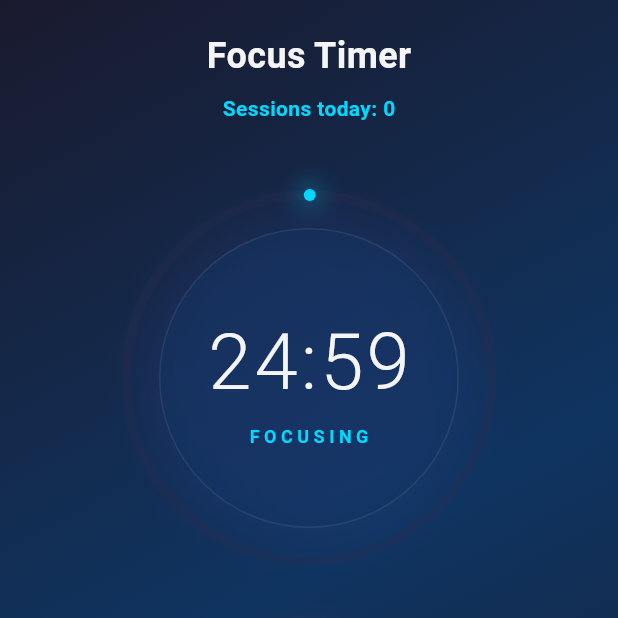
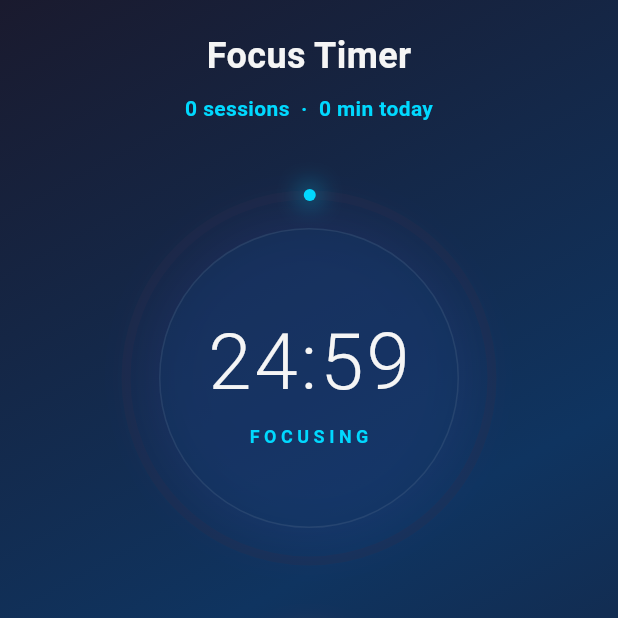
Before and after one commit to ganbaroff/mindfocus, a Flutter app: the screen it shows after launch, item 4 of the bottom bar chosen, after a tap on the "play arrow" icon, on a phone screen of 412 x 824 dp, the top half of it. Run offline on Flutter 3.47's test engine with Material 3 defaults, Android fonts, the phone set to English and light mode, and no system bars; our stand-ins replace flutter_dotenv, shared_preferences; network calls fail.

Commit message:
sprint1: fix encoding, focus persistence, finance delete/reset, feed coldstart

```diff
--- a/lib/main.dart
+++ b/lib/main.dart
@@ -25,7 +25,7 @@ void main() async {
             create: (_) => ThemeProvider(prefs)..loadTheme()),
         ChangeNotifierProvider(
             create: (_) => BrainDumpProvider(prefs)..loadThoughts()),
-        ChangeNotifierProvider(create: (_) => FocusProvider()),
+        ChangeNotifierProvider(create: (_) => FocusProvider()..loadData(prefs)),
         ChangeNotifierProvider(
             create: (_) => FinanceProvider(prefs)..loadFinanceData()),
       ],
--- a/lib/pages/feed_page.dart
+++ b/lib/pages/feed_page.dart
@@ -20,7 +20,7 @@ class _FeedPageState extends State<FeedPage> {
 
   static const _cloudUrl =
       'https://mindfocus-827100239570.europe-west1.run.app/feed';
-  String _feedUrl = _cloudUrl;
+  final String _feedUrl = _cloudUrl;
 
   @override
   void initState() {
@@ -37,7 +37,9 @@ class _FeedPageState extends State<FeedPage> {
 
   Future<void> _fetchFeed() async {
     try {
-      final resp = await http.get(Uri.parse(_feedUrl));
+      final resp = await http
+          .get(Uri.parse(_feedUrl))
+          .timeout(const Duration(seconds: 15));
       if (resp.statusCode == 200) {
         final List<dynamic> data = jsonDecode(resp.body);
         setState(() {
@@ -47,10 +49,15 @@ class _FeedPageState extends State<FeedPage> {
         });
       }
     } catch (e) {
-      setState(() {
-        _loading = false;
-        _error = 'Bot offline — start Docker container';
-      });
+      if (_items.isEmpty) {
+        setState(() {
+          _loading = false;
+          _error = 'Connecting to Cloud... Retry in 3s';
+        });
+        // Auto-retry once after cold-start delay
+        Future.delayed(
+            const Duration(seconds: 3), () => mounted ? _fetchFeed() : null);
+      }
     }
   }
 
--- a/lib/pages/focus_page.dart
+++ b/lib/pages/focus_page.dart
@@ -26,7 +26,7 @@ class FocusPage extends StatelessWidget {
                     color: AppTheme.textPrimary)),
             const SizedBox(height: 8),
             Text(
-              'Sessions today: ${p.sessionsToday}',
+              '${p.sessionsToday} sessions  ·  ${p.totalMinutesToday} min today',
               style: TextStyle(
                   color: AppTheme.accent,
                   fontSize: 14,
--- a/lib/providers/brain_dump_provider.dart
+++ b/lib/providers/brain_dump_provider.dart
@@ -51,7 +51,7 @@ class BrainDumpProvider with ChangeNotifier {
         });
       }
     }
-    print("History Loaded: ${_history.length} items");
+    debugPrint("History Loaded: ${_history.length} items");
   }
 
   Future<String> processThought(String thought) async {
--- a/lib/providers/finance_provider.dart
+++ b/lib/providers/finance_provider.dart
@@ -6,6 +6,7 @@ class FinanceProvider with ChangeNotifier {
   final SharedPreferences _prefs;
   double _budget = 2500;
   double _spent = 0;
+  double _income = 0;
   List<Map<String, dynamic>> _expenses = [];
 
   static const categories = [
@@ -21,7 +22,8 @@ class FinanceProvider with ChangeNotifier {
 
   double get budget => _budget;
   double get spent => _spent;
-  double get freeMoney => _budget - _spent;
+  double get income => _income;
+  double get freeMoney => _budget - _spent + _income;
   double get spentPercent => _budget > 0 ? (_spent / _budget).clamp(0, 1) : 0;
   List<Map<String, dynamic>> get expenses => _expenses;
   List<String> get history =>
@@ -38,13 +40,28 @@ class FinanceProvider with ChangeNotifier {
 
   void add(double amt, {String category = 'Other'}) {
     if (amt <= 0) return;
-    _spent += amt;
     _expenses.insert(0, {
       'amount': amt,
       'category': category,
       'time': DateTime.now().toIso8601String(),
     });
+    _recalculate();
     _save();
+    notifyListeners();
+  }
+
+  void deleteExpense(int index) {
+    if (index < 0 || index >= _expenses.length) return;
+    _expenses.removeAt(index);
+    _recalculate();
+    _save();
+    notifyListeners();
+  }
+
+  void addIncome(double amt) {
+    if (amt <= 0) return;
+    _income += amt;
+    _prefs.setDouble('income', _income);
     notifyListeners();
   }
 
@@ -55,14 +72,47 @@ class FinanceProvider with ChangeNotifier {
   }
 
   void loadFinanceData() {
-    _spent = _prefs.getDouble('spent') ?? 0;
     _budget = _prefs.getDouble('budget') ?? 2500;
+    _income = _prefs.getDouble('income') ?? 0;
     final raw = _prefs.getString('expenses_v2');
     if (raw != null) {
       final List<dynamic> decoded = jsonDecode(raw);
       _expenses = decoded.cast<Map<String, dynamic>>();
     }
+
+    // Check monthly reset
+    _checkMonthlyReset();
+
+    // Always recalculate _spent from actual expenses (fixes desync)
+    _recalculate();
     notifyListeners();
+  }
+
+  void _recalculate() {
+    _spent = 0;
+    for (var e in _expenses) {
+      _spent += (e['amount'] as double?) ?? 0;
+    }
+  }
+
+  void _checkMonthlyReset() {
+    final now = DateTime.now();
+    final currentMonth = '${now.year}-${now.month}';
+    final savedMonth = _prefs.getString('finance_month') ?? '';
+
+    if (savedMonth != currentMonth) {
+      // New month — archive old expenses, reset
+      if (_expenses.isNotEmpty) {
+        final archiveKey = 'expenses_archive_$savedMonth';
+        _prefs.setString(archiveKey, jsonEncode(_expenses));
+      }
+      _expenses.clear();
+      _spent = 0;
+      _income = 0;
+      _prefs.setDouble('income', 0);
+      _prefs.setString('finance_month', currentMonth);
+      _save();
+    }
   }
 
   void _save() {
--- a/lib/providers/focus_provider.dart
+++ b/lib/providers/focus_provider.dart
@@ -1,5 +1,7 @@
 import 'dart:async';
+import 'dart:convert';
 import 'package:flutter/material.dart';
+import 'package:shared_preferences/shared_preferences.dart';
 
 class FocusProvider with ChangeNotifier {
   Timer? _t;
@@ -7,7 +9,9 @@ class FocusProvider with ChangeNotifier {
   int _remaining = 1500;
   bool _run = false;
   int _sessionsToday = 0;
+  int _totalMinutesToday = 0;
   final List<String> _log = [];
+  SharedPreferences? _prefs;
 
   // Presets
   static const presets = [
@@ -19,12 +23,47 @@ class FocusProvider with ChangeNotifier {
 
   int get totalSeconds => _totalSeconds;
   int get remaining => _remaining;
-  int get seconds => _remaining; // backward compat
+  int get seconds => _remaining;
   bool get isRunning => _run;
   int get sessionsToday => _sessionsToday;
+  int get totalMinutesToday => _totalMinutesToday;
   List<String> get log => _log;
   double get progress =>
       _totalSeconds > 0 ? 1.0 - (_remaining / _totalSeconds) : 0.0;
+
+  /// Load persisted focus data from SharedPreferences
+  Future<void> loadData(SharedPreferences prefs) async {
+    _prefs = prefs;
+    final today = DateTime.now().toIso8601String().substring(0, 10);
+    final savedDate = prefs.getString('focus_date') ?? '';
+
+    if (savedDate == today) {
+      _sessionsToday = prefs.getInt('focus_sessions') ?? 0;
+      _totalMinutesToday = prefs.getInt('focus_minutes') ?? 0;
+      final logRaw = prefs.getString('focus_log');
+      if (logRaw != null) {
+        final List<dynamic> decoded = jsonDecode(logRaw);
+        _log.clear();
+        _log.addAll(decoded.cast<String>());
+      }
+    } else {
+      // New day — reset
+      _sessionsToday = 0;
+      _totalMinutesToday = 0;
+      _log.clear();
+      _save(today);
+    }
+    notifyListeners();
+  }
+
+  void _save([String? date]) {
+    if (_prefs == null) return;
+    final today = date ?? DateTime.now().toIso8601String().substring(0, 10);
+    _prefs!.setString('focus_date', today);
+    _prefs!.setInt('focus_sessions', _sessionsToday);
+    _prefs!.setInt('focus_minutes', _totalMinutesToday);
+    _prefs!.setString('focus_log', jsonEncode(_log));
+  }
 
   void setDuration(int seconds) {
     if (_run) return;
@@ -48,7 +87,10 @@ class FocusProvider with ChangeNotifier {
           _run = false;
           _sessionsToday++;
           final mins = _totalSeconds ~/ 60;
-          _log.insert(0, '${mins}min session completed');
+          _totalMinutesToday += mins;
+          _log.insert(0,
+              '${mins}min session @ ${DateTime.now().hour.toString().padLeft(2, "0")}:${DateTime.now().minute.toString().padLeft(2, "0")}');
+          _save();
           notifyListeners();
         }
       });
```
Also changed, not shown: lib/pages/finance_page.dart (+20 -2 lines), 1 other file.
